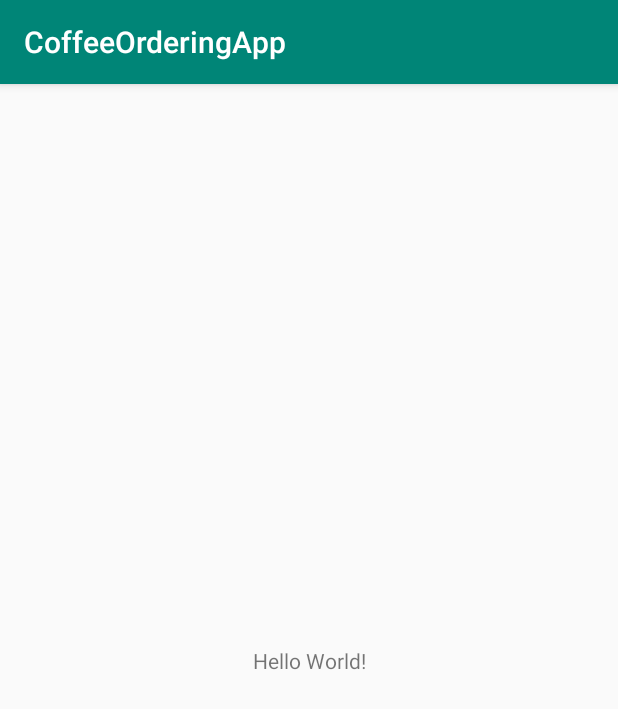
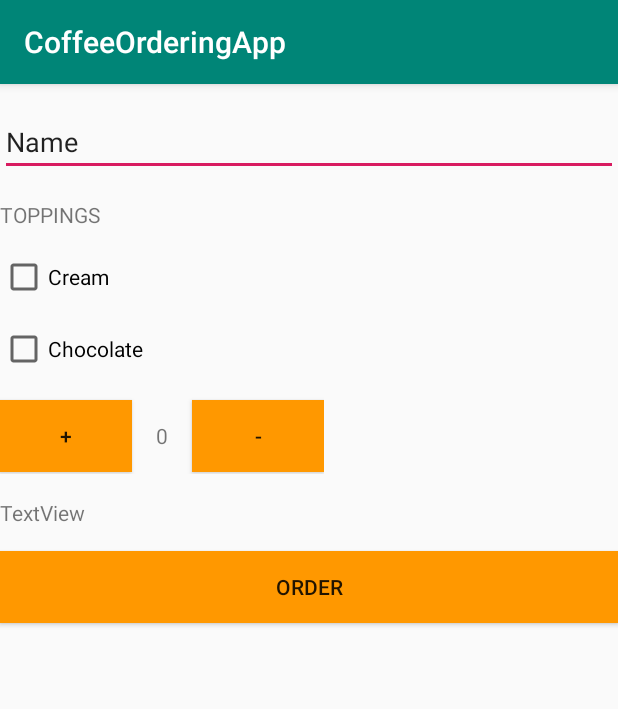
Before and after one commit to Syamgith/CoffeeOrderingApp, an Android app: the screen it shows after launch (MainActivity), on a phone screen of 412 x 824 dp. Shown: the top 709 px of the screen. Run offline under Robolectric (Android 15) with nearby library versions, the phone set to English and light mode, and no system bars.

Commit message:
Layout designs

```diff
--- a/app/src/main/res/layout/activity_main.xml
+++ b/app/src/main/res/layout/activity_main.xml
@@ -1,18 +1,80 @@
 <?xml version="1.0" encoding="utf-8"?>
-<androidx.constraintlayout.widget.ConstraintLayout xmlns:android="http://schemas.android.com/apk/res/android"
+<LinearLayout xmlns:android="http://schemas.android.com/apk/res/android"
     xmlns:app="http://schemas.android.com/apk/res-auto"
     xmlns:tools="http://schemas.android.com/tools"
     android:layout_width="match_parent"
     android:layout_height="match_parent"
-    tools:context=".MainActivity">
+    tools:context=".MainActivity"
+    android:orientation="vertical">
+
+
+    <EditText
+        android:id="@+id/editText"
+        android:layout_width="match_parent"
+        android:layout_height="wrap_content"
+        android:ems="10"
+        android:inputType="textPersonName"
+        android:layout_marginTop="16dp"
+        android:text="Name" />
 
     <TextView
+        android:id="@+id/textView"
+        android:layout_width="match_parent"
+        android:layout_height="wrap_content"
+        android:layout_marginTop="16dp"
+        android:text="TOPPINGS" />
+
+    <CheckBox
+        android:id="@+id/checkBox"
         android:layout_width="wrap_content"
         android:layout_height="wrap_content"
-        android:text="Hello World!"
-        app:layout_constraintBottom_toBottomOf="parent"
-        app:layout_constraintLeft_toLeftOf="parent"
-        app:layout_constraintRight_toRightOf="parent"
-        app:layout_constraintTop_toTopOf="parent" />
+        android:layout_marginTop="16dp"
+        android:text="Cream" />
 
-</androidx.constraintlayout.widget.ConstraintLayout>
+    <CheckBox
+        android:id="@+id/checkBox3"
+        android:layout_width="wrap_content"
+        android:layout_height="wrap_content"
+        android:layout_marginTop="16dp"
+        android:text="Chocolate" />
+
+    <LinearLayout
+        android:layout_width="wrap_content"
+        android:layout_height="wrap_content"
+        android:layout_marginTop="16dp"
+        android:orientation="horizontal">
+
+        <Button
+            android:layout_width="wrap_content"
+            android:layout_height="wrap_content"
+            android:background="#FF9800"
+            android:text="+"/>
+        <TextView
+            android:layout_width="wrap_content"
+            android:layout_height="wrap_content"
+            android:padding="16dp"
+            android:text="0"/>
+        <Button
+            android:layout_width="wrap_content"
+            android:layout_height="wrap_content"
+            android:background="#FF9800"
+            android:text="-"/>
+
+    </LinearLayout>
+
+    <TextView
+        android:id="@+id/textView2"
+        android:layout_width="match_parent"
+        android:layout_height="wrap_content"
+        android:layout_marginTop="16dp"
+        android:layout_marginBottom="16dp"
+        android:text="TextView" />
+
+    <Button
+        android:id="@+id/button2"
+        android:layout_width="match_parent"
+        android:layout_height="wrap_content"
+        android:background="#FF9800"
+        android:text="ORDER" />
+
+</LinearLayout>
```
